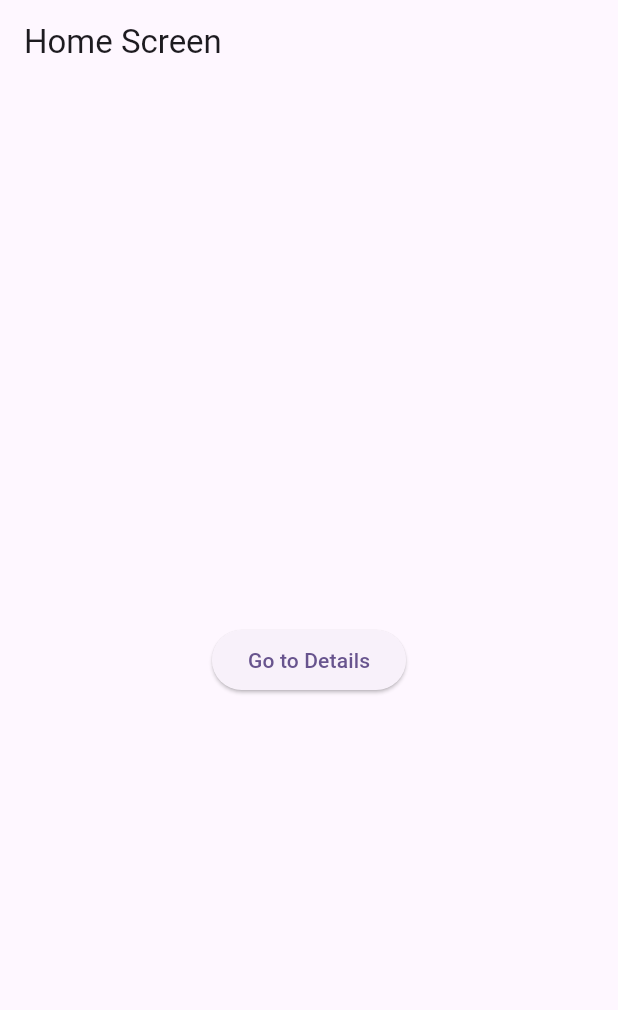
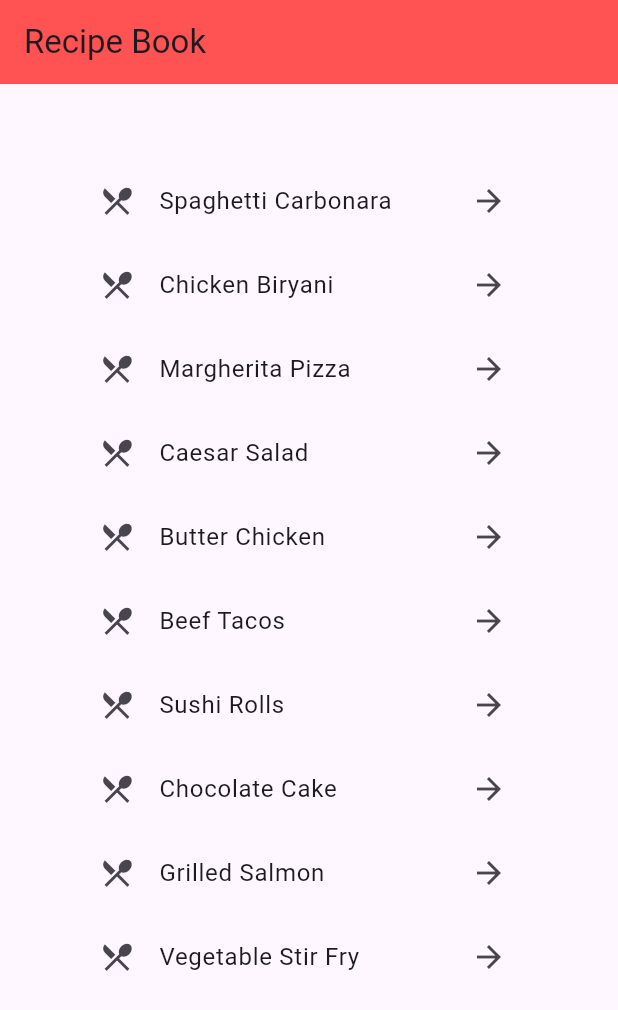
Before and after one commit to Ruhisawant/Recipe-Book-App, a Flutter app: the screen it shows after launch, on a phone screen of 412 x 824 dp. Shown: the top 1010 px of the screen. Run offline on Flutter 3.47's test engine with Material 3 defaults, Android fonts, the phone set to English and light mode, and no system bars.

Commit message:
Added list dishes to home screen

```diff
--- a/lib/details_screen.dart
+++ b/lib/details_screen.dart
@@ -6,7 +6,7 @@ class DetailsScreen extends StatelessWidget {
   @override
   Widget build(BuildContext context) {
     return Scaffold(
-      appBar: AppBar(title: const Text('Details Screen')),
+      appBar: AppBar(title: const Text('Recipe Details'), backgroundColor: Colors.orangeAccent),
       body: Center(
         child: ElevatedButton(
           onPressed: () {
--- a/lib/home_screen.dart
+++ b/lib/home_screen.dart
@@ -6,17 +6,38 @@ class HomeScreen extends StatelessWidget {
 
   @override
   Widget build(BuildContext context) {
+    final List<String> recipes = [
+      'Spaghetti Carbonara',
+      'Chicken Biryani',
+      'Margherita Pizza',
+      'Caesar Salad',
+      'Butter Chicken',
+      'Beef Tacos',
+      'Sushi Rolls',
+      'Chocolate Cake',
+      'Grilled Salmon',
+      'Vegetable Stir Fry',
+    ];
+
     return Scaffold(
-      appBar: AppBar(title: const Text('Home Screen')),
-      body: Center(
-        child: ElevatedButton(
-          onPressed: () {
-            Navigator.push(
-              context,
-              MaterialPageRoute(builder: (context) => const DetailsScreen()),
+      appBar: AppBar(title: const Text('Recipe Book'), backgroundColor: Colors.redAccent),
+      body: Padding(
+        padding: const EdgeInsets.all(50),
+        child: ListView.builder(
+          itemCount: recipes.length,
+          itemBuilder: (context, index) {
+            return ListTile(
+              leading: const Icon(Icons.restaurant_menu),
+              title: Text(recipes[index]),
+              trailing: const Icon(Icons.arrow_forward),
+              onTap: () {
+                Navigator.push(
+                  context,
+                  MaterialPageRoute(builder: (context) => const DetailsScreen()),
+                );
+              },
             );
           },
-          child: const Text('Go to Details'),
         ),
       ),
     );
```
